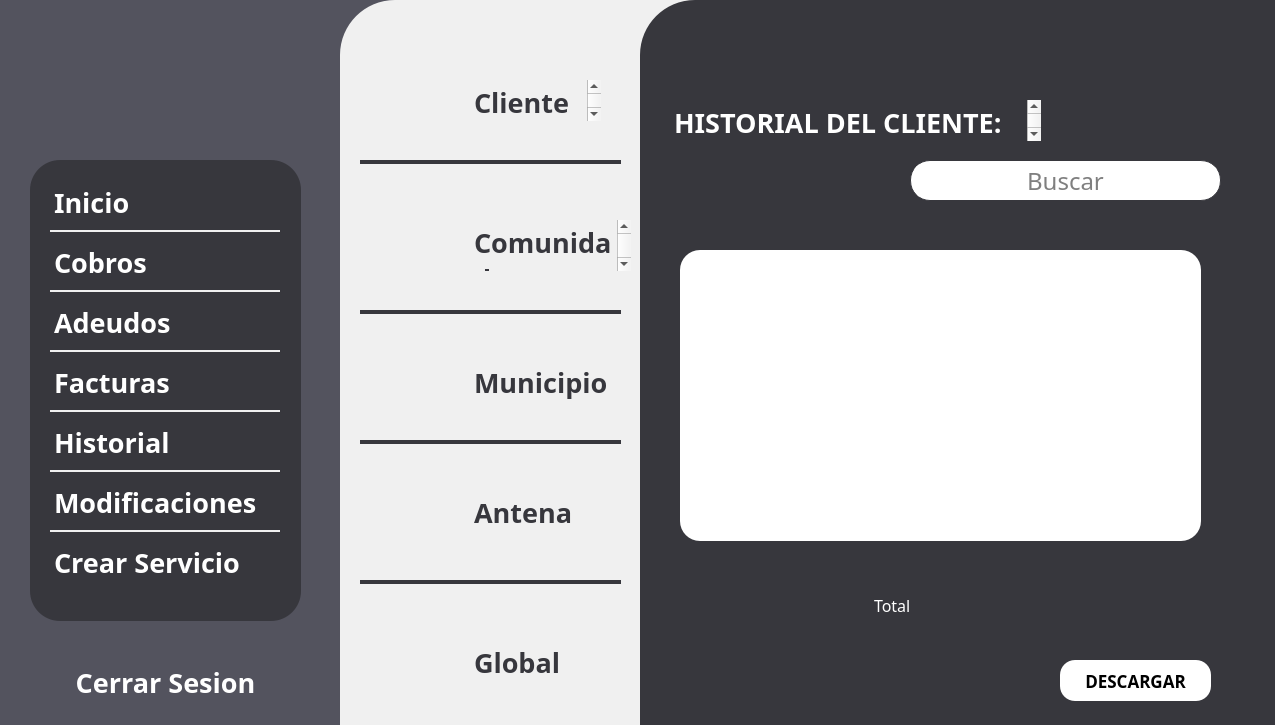
Above: app/frontend/pantalla_historial_cliente.ui from uRicardoCaballero/Radcomtest before the change. Below: the same form after it.
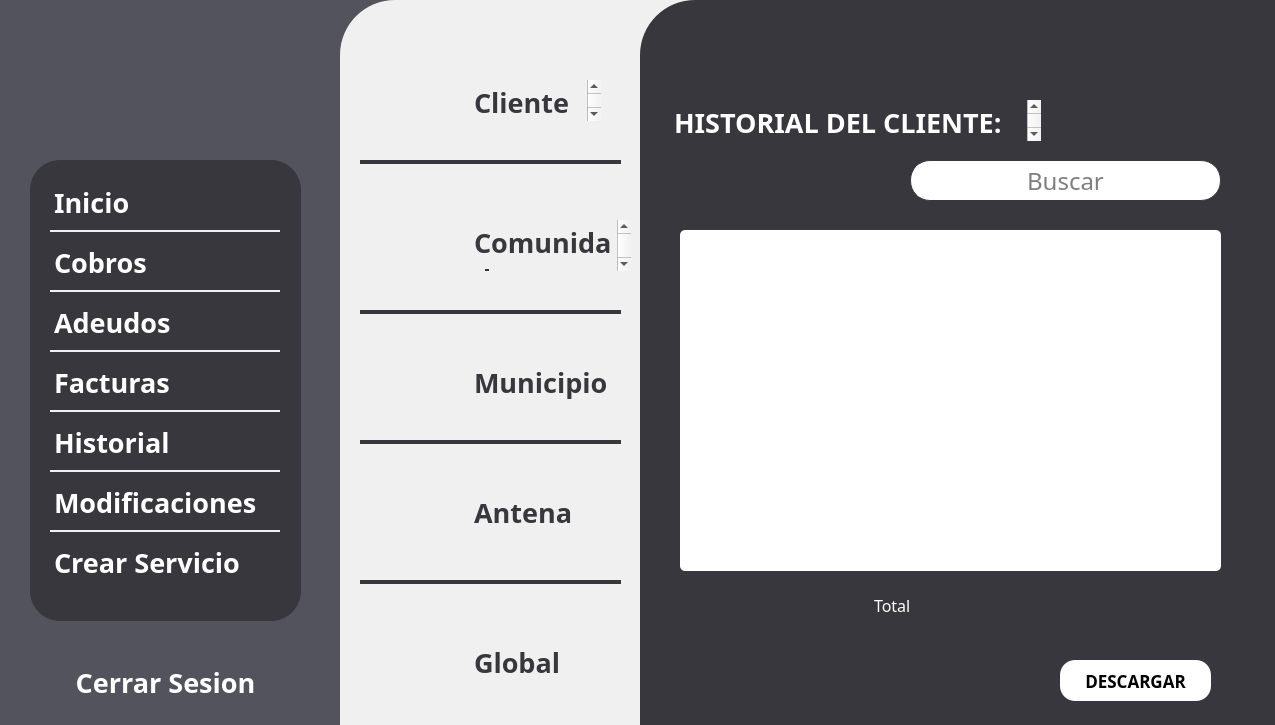
That is the form after the change. Icons and pictures are not drawn.

The edit to the form file:
```diff
--- a/app/frontend/pantalla_historial_cliente.ui
+++ b/app/frontend/pantalla_historial_cliente.ui
@@ -334,20 +334,22 @@
       <string>DESCARGAR</string>
      </property>
     </widget>
-    <widget class="QTableView" name="tableView">
+    <widget class="QTableWidget" name="Table">
      <property name="geometry">
       <rect>
        <x>40</x>
-       <y>250</y>
-       <width>521</width>
-       <height>291</height>
+       <y>230</y>
+       <width>541</width>
+       <height>341</height>
       </rect>
      </property>
      <property name="styleSheet">
-      <string notr="true">QTableView{
-	background: #FFFFFF;
-	border-radius: 20px; 
+      <string notr="true">QTableWidget{
+ 	background: #FFFFFF;
 	color: #37373d;
+	border-radius: 5px;
+	font-family: Montserrat; /* Type of font */
+    font-size: 16px;                /* Size of the text */
 }</string>
      </property>
     </widget>
```
Left out of the diff: 12 changed lines with no effect on the pictures.
